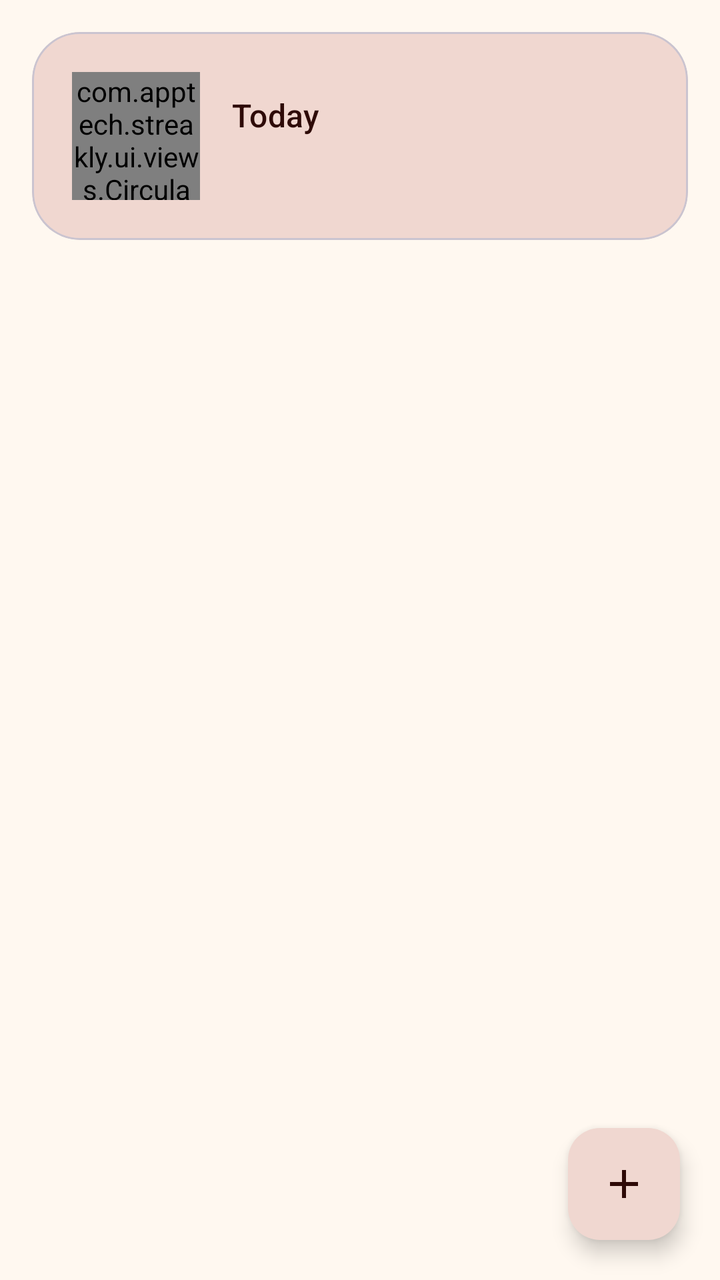
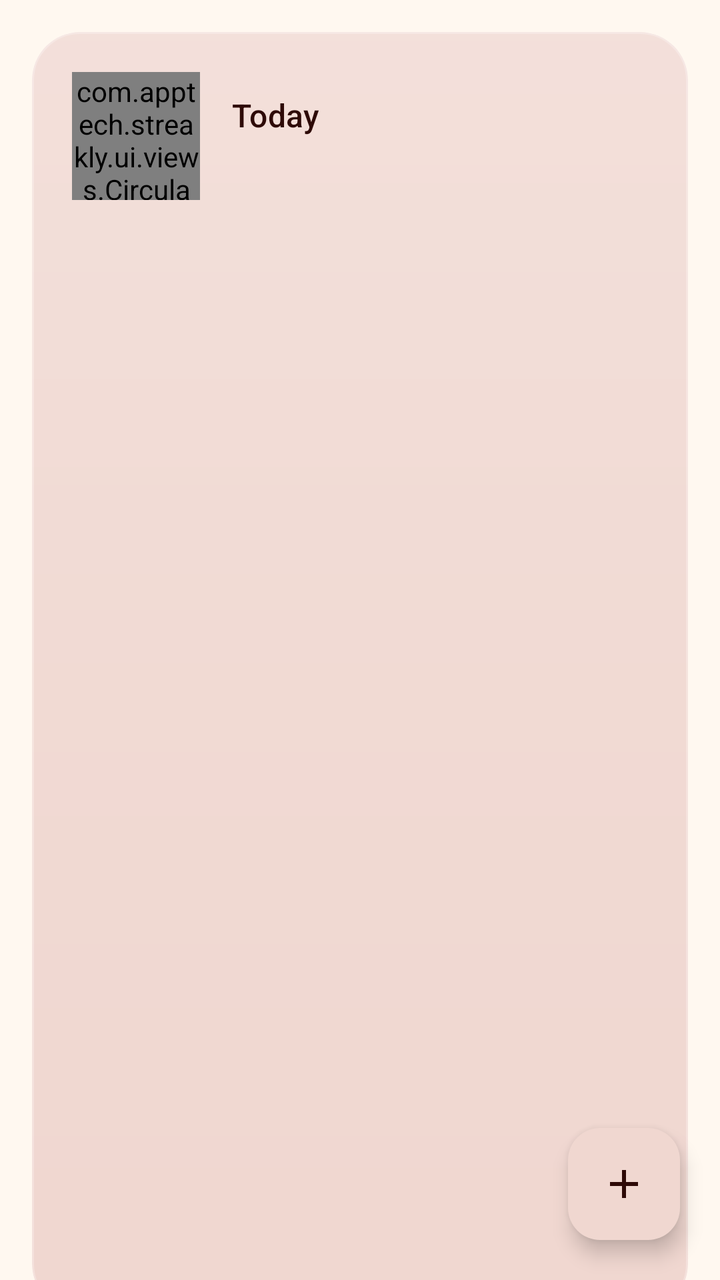

Before-and-after screenshots of an Android layout around one commit, followed by the original layout XML and the change that was made.
<!-- AndroidManifest.xml: application theme Theme.Streakly -->
<!-- res/layout/fragment_today.xml -->
<?xml version="1.0" encoding="utf-8"?>
<androidx.constraintlayout.widget.ConstraintLayout xmlns:android="http://schemas.android.com/apk/res/android"
    xmlns:app="http://schemas.android.com/apk/res-auto"
    android:layout_width="match_parent"
    android:layout_height="match_parent"
    android:background="?attr/colorSurface">

    <com.google.android.material.card.MaterialCardView
        android:id="@+id/header_card"
        android:layout_width="0dp"
        android:layout_height="wrap_content"
        android:layout_marginStart="16dp"
        android:layout_marginTop="16dp"
        android:layout_marginEnd="16dp"
        app:cardCornerRadius="24dp"
        app:cardElevation="0dp"
        app:cardBackgroundColor="?attr/colorPrimaryContainer"
        app:layout_constraintTop_toTopOf="parent"
        app:layout_constraintStart_toStartOf="parent"
        app:layout_constraintEnd_toEndOf="parent">

        <LinearLayout
            android:layout_width="match_parent"
            android:layout_height="wrap_content"
            android:orientation="horizontal"
            android:padding="20dp"
            android:gravity="center_vertical">

            <com.apptech.streakly.ui.views.CircularProgressView
                android:id="@+id/today_progress_ring"
                android:layout_width="64dp"
                android:layout_height="64dp" />

            <LinearLayout
                android:layout_width="0dp"
                android:layout_height="wrap_content"
                android:layout_weight="1"
                android:layout_marginStart="16dp"
                android:orientation="vertical">

                <TextView
                    android:id="@+id/today_date_text"
                    style="?attr/textAppearanceTitleMedium"
                    android:textColor="?attr/colorOnPrimaryContainer"
                    android:layout_width="wrap_content"
                    android:layout_height="wrap_content"
                    android:text="@string/today_title" />

                <TextView
                    android:id="@+id/today_completion_text"
                    style="?attr/textAppearanceBodyMedium"
                    android:textColor="?attr/colorOnPrimaryContainer"
                    android:layout_width="wrap_content"
                    android:layout_height="wrap_content"
                    android:layout_marginTop="2dp" />
            </LinearLayout>
        </LinearLayout>
    </com.google.android.material.card.MaterialCardView>

    <androidx.recyclerview.widget.RecyclerView
        android:id="@+id/habit_recycler"
        android:layout_width="0dp"
        android:layout_height="0dp"
        android:clipToPadding="false"
        android:paddingBottom="88dp"
        app:layout_constraintTop_toBottomOf="@id/header_card"
        app:layout_constraintStart_toStartOf="parent"
        app:layout_constraintEnd_toEndOf="parent"
        app:layout_constraintBottom_toBottomOf="parent" />

    <LinearLayout
        android:id="@+id/empty_state"
        android:layout_width="0dp"
        android:layout_height="0dp"
        android:orientation="vertical"
        android:gravity="center"
        android:visibility="gone"
        app:layout_constraintTop_toBottomOf="@id/header_card"
        app:layout_constraintStart_toStartOf="parent"
        app:layout_constraintEnd_toEndOf="parent"
        app:layout_constraintBottom_toBottomOf="parent">

        <TextView
            style="?attr/textAppearanceTitleLarge"
            android:layout_width="wrap_content"
            android:layout_height="wrap_content"
            android:text="@string/today_empty_title" />

        <TextView
            style="?attr/textAppearanceBodyMedium"
            android:textColor="?attr/colorOnSurfaceVariant"
            android:layout_width="wrap_content"
            android:layout_height="wrap_content"
            android:layout_marginTop="8dp"
            android:text="@string/today_empty_subtitle" />
    </LinearLayout>

    <com.google.android.material.floatingactionbutton.FloatingActionButton
        android:id="@+id/fab_add_habit"
        android:layout_width="wrap_content"
        android:layout_height="wrap_content"
        android:layout_marginEnd="20dp"
        android:layout_marginBottom="20dp"
        android:contentDescription="@string/add_habit_title"
        app:srcCompat="@drawable/ic_add"
        app:layout_constraintEnd_toEndOf="parent"
        app:layout_constraintBottom_toBottomOf="parent" />

    <com.apptech.streakly.ui.views.ConfettiView
        android:id="@+id/confetti_view"
        android:layout_width="0dp"
        android:layout_height="0dp"
        android:visibility="gone"
        app:layout_constraintTop_toTopOf="parent"
        app:layout_constraintStart_toStartOf="parent"
        app:layout_constraintEnd_toEndOf="parent"
        app:layout_constraintBottom_toBottomOf="parent" />

</androidx.constraintlayout.widget.ConstraintLayout>
<!-- resources referenced by this layout -->
<resources>
  <!-- drawable ic_add (drawable) -->
  <?xml version="1.0" encoding="utf-8"?>
  <vector xmlns:android="http://schemas.android.com/apk/res/android"
      android:width="24dp"
      android:height="24dp"
      android:viewportWidth="24"
      android:viewportHeight="24"
      android:tint="?attr/colorOnPrimary">
      <path
          android:fillColor="#FF000000"
          android:pathData="M19,13h-6v6h-2v-6H5v-2h6V5h2v6h6v2z" />
  </vector>
  <string name="add_habit_title">New Habit</string>
  <string name="today_empty_subtitle">Tap + to add your first habit</string>
  <string name="today_empty_title">No habits yet</string>
  <string name="today_title">Today</string>
  <style name="Theme.Streakly" parent="Theme.Material3.DayNight.NoActionBar">
          <item name="colorPrimary">@color/md_primary</item>
          <item name="colorOnPrimary">@color/md_on_primary</item>
          <item name="colorPrimaryContainer">@color/md_primary_container</item>
          <item name="colorOnPrimaryContainer">@color/md_on_primary_container</item>
  
          <item name="colorSecondary">@color/md_secondary</item>
          <item name="colorSecondaryContainer">@color/md_secondary_container</item>
  
          <item name="android:colorBackground">@color/md_background</item>
          <item name="colorSurface">@color/md_surface</item>
          <item name="colorSurfaceVariant">@color/md_surface_variant</item>
          <item name="colorSurfaceContainer">@color/md_surface_container</item>
          <item name="colorOnSurface">@color/md_on_surface</item>
          <item name="colorOnSurfaceVariant">@color/md_on_surface_variant</item>
          <item name="colorOutline">@color/md_outline</item>
  
          <item name="android:statusBarColor" tools:targetApi="21">@android:color/transparent</item>
          <item name="android:navigationBarColor" tools:targetApi="21">@android:color/transparent</item>
          <item name="android:windowLightStatusBar" tools:targetApi="23">true</item>
      </style>
  <color name="md_primary">#92140C</color>
  <color name="md_on_primary">#FFF8F0</color>
  <color name="md_primary_container">#F0D7D0</color>
  <color name="md_on_primary_container">#2E0A07</color>
  <color name="md_secondary">#1E1E24</color>
  <color name="md_secondary_container">#E4E3E6</color>
  <color name="md_background">#FFF8F0</color>
  <color name="md_surface">#FFF8F0</color>
  <color name="md_surface_variant">#EAE6E3</color>
  <color name="md_surface_container">#F2ECE8</color>
  <color name="md_on_surface">#1E1E24</color>
  <color name="md_on_surface_variant">#5C5650</color>
  <color name="md_outline">#8A827A</color>
</resources>

<!-- the commit's change to res/layout/fragment_today.xml (unified diff, before → after) -->
@@ -14,47 +14,59 @@
         android:layout_marginEnd="16dp"
         app:cardCornerRadius="24dp"
         app:cardElevation="0dp"
+        app:strokeWidth="1dp"
+        app:strokeColor="@color/glass_border_stroke"
         app:cardBackgroundColor="?attr/colorPrimaryContainer"
         app:layout_constraintTop_toTopOf="parent"
         app:layout_constraintStart_toStartOf="parent"
         app:layout_constraintEnd_toEndOf="parent">
 
-        <LinearLayout
+        <FrameLayout
             android:layout_width="match_parent"
-            android:layout_height="wrap_content"
-            android:orientation="horizontal"
-            android:padding="20dp"
-            android:gravity="center_vertical">
+            android:layout_height="wrap_content">
 
-            <com.apptech.streakly.ui.views.CircularProgressView
-                android:id="@+id/today_progress_ring"
-                android:layout_width="64dp"
-                android:layout_height="64dp" />
+            <View
+                android:layout_width="match_parent"
+                android:layout_height="match_parent"
+                android:background="@drawable/glass_sheen_overlay" />
 
             <LinearLayout
-                android:layout_width="0dp"
+                android:layout_width="match_parent"
                 android:layout_height="wrap_content"
-                android:layout_weight="1"
-                android:layout_marginStart="16dp"
-                android:orientation="vertical">
+                android:orientation="horizontal"
+                android:padding="20dp"
+                android:gravity="center_vertical">
 
-                <TextView
-                    android:id="@+id/today_date_text"
-                    style="?attr/textAppearanceTitleMedium"
-                    android:textColor="?attr/colorOnPrimaryContainer"
-                    android:layout_width="wrap_content"
+                <com.apptech.streakly.ui.views.CircularProgressView
+                    android:id="@+id/today_progress_ring"
+                    android:layout_width="64dp"
+                    android:layout_height="64dp" />
+
+                <LinearLayout
+                    android:layout_width="0dp"
                     android:layout_height="wrap_content"
-                    android:text="@string/today_title" />
+                    android:layout_weight="1"
+                    android:layout_marginStart="16dp"
+                    android:orientation="vertical">
 
-                <TextView
-                    android:id="@+id/today_completion_text"
-                    style="?attr/textAppearanceBodyMedium"
-                    android:textColor="?attr/colorOnPrimaryContainer"
-                    android:layout_width="wrap_content"
-                    android:layout_height="wrap_content"
-                    android:layout_marginTop="2dp" />
+                    <TextView
+                        android:id="@+id/today_date_text"
+                        style="?attr/textAppearanceTitleMedium"
+                        android:textColor="?attr/colorOnPrimaryContainer"
+                        android:layout_width="wrap_content"
+                        android:layout_height="wrap_content"
+                        android:text="@string/today_title" />
+
+                    <TextView
+                        android:id="@+id/today_completion_text"
+                        style="?attr/textAppearanceBodyMedium"
+                        android:textColor="?attr/colorOnPrimaryContainer"
+                        android:layout_width="wrap_content"
+                        android:layout_height="wrap_content"
+                        android:layout_marginTop="2dp" />
+                </LinearLayout>
             </LinearLayout>
-        </LinearLayout>
+        </FrameLayout>
     </com.google.android.material.card.MaterialCardView>
 
     <androidx.recyclerview.widget.RecyclerView
<!-- resource entries referenced after the edit -->
@@ -1,5 +1,17 @@
 <!-- resources referenced by this layout -->
 <resources>
+  <color name="glass_border_stroke">#40FFFFFF</color>
+  <!-- drawable glass_sheen_overlay (drawable) -->
+  <?xml version="1.0" encoding="utf-8"?>
+  <shape xmlns:android="http://schemas.android.com/apk/res/android"
+      android:shape="rectangle">
+      <gradient
+          android:angle="90"
+          android:startColor="#00FFFFFF"
+          android:centerColor="#14FFFFFF"
+          android:endColor="#38FFFFFF"
+          android:type="linear" />
+  </shape>
   <!-- drawable ic_add (drawable) -->
   <?xml version="1.0" encoding="utf-8"?>
   <vector xmlns:android="http://schemas.android.com/apk/res/android"
